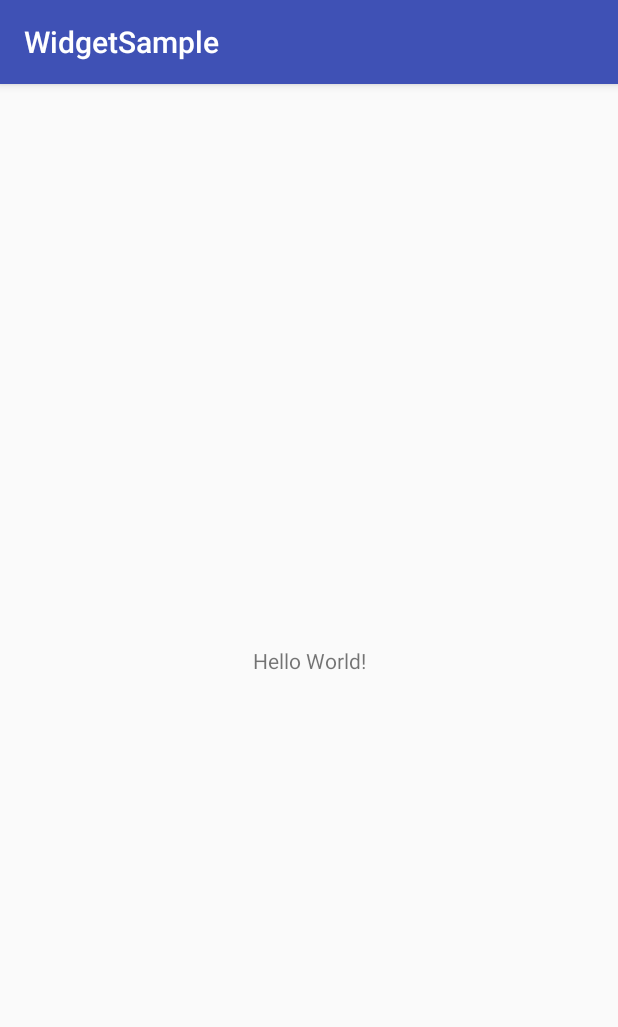
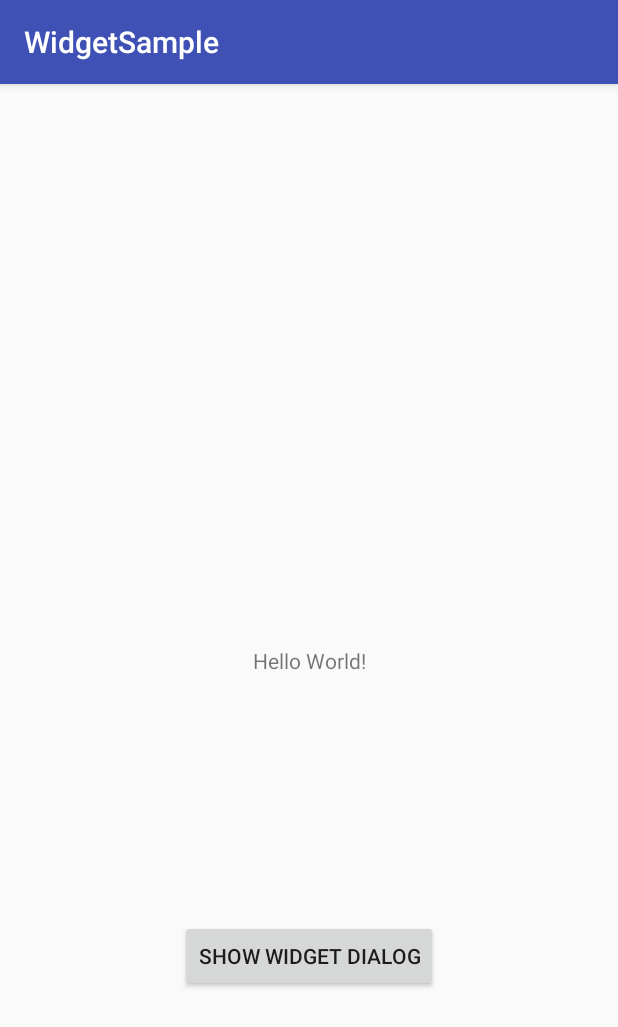
Before and after one commit to ymnder/WidgetSample, an Android app: the screen it shows after launch (MainActivity), on a phone screen of 412 x 824 dp. Shown: the top 1027 px of the screen. Run offline under Robolectric (Android 15) with nearby library versions, the phone set to English and light mode, and no system bars.

Commit message:
add new api for request widget dialog

```diff
--- a/app/src/main/java/com/example/ymnd/widgetsample/ColorConfigureActivity.kt
+++ b/app/src/main/java/com/example/ymnd/widgetsample/ColorConfigureActivity.kt
@@ -89,7 +89,7 @@ class ColorConfigureActivity : AppCompatActivity() {
 
         override fun onDismiss(dialog: DialogInterface?) {
             super.onDismiss(dialog)
-            (activity as ColorConfigureActivity).dismiss()
+            (activity as? ColorConfigureActivity)?.dismiss()
         }
     }
 
--- a/app/src/main/res/layout/activity_main.xml
+++ b/app/src/main/res/layout/activity_main.xml
@@ -7,6 +7,7 @@
     tools:context="com.example.ymnd.widgetsample.MainActivity">
 
     <TextView
+        android:id="@+id/text"
         android:layout_width="wrap_content"
         android:layout_height="wrap_content"
         android:text="Hello World!"
@@ -15,4 +16,15 @@
         app:layout_constraintRight_toRightOf="parent"
         app:layout_constraintTop_toTopOf="parent" />
 
+    <Button
+        android:id="@+id/button"
+        android:layout_width="wrap_content"
+        android:layout_height="wrap_content"
+        app:layout_constraintBottom_toBottomOf="parent"
+        app:layout_constraintLeft_toLeftOf="parent"
+        app:layout_constraintRight_toRightOf="parent"
+        app:layout_constraintTop_toBottomOf="@+id/text"
+        android:text="Show Widget Dialog"
+        />
+
 </android.support.constraint.ConstraintLayout>
```
Also changed, not shown: app/src/main/java/com/example/ymnd/widgetsample/MainActivity.kt (+85 -1 lines).
